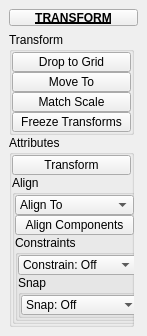
This is tentacle/ui/uiLevel_3/transform.ui in m3trik/tentacle as Qt 5 draws it before an edit. The edited form follows.
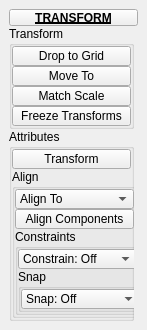
This is the edited form. Custom widgets are drawn as their Qt base class.

```diff
--- a/tentacle/ui/uiLevel_3/transform.ui
+++ b/tentacle/ui/uiLevel_3/transform.ui
@@ -46,6 +46,11 @@
    </property>
    <layout class="QVBoxLayout" name="verticalLayout_2">
     <item>
+     <layout class="QVBoxLayout" name="verticalLayout">
+      <property name="spacing">
+       <number>0</number>
+      </property>
+      <item>
      <widget class="PushButtonDraggable" name="draggable_header">
       <property name="minimumSize">
        <size>
@@ -75,11 +80,6 @@
      </widget>
     </item>
     <item>
-     <layout class="QVBoxLayout" name="verticalLayout">
-      <property name="spacing">
-       <number>0</number>
-      </property>
-      <item>
        <widget class="QGroupBox" name="Transform">
         <property name="minimumSize">
          <size>
@@ -239,7 +239,7 @@
           </widget>
          </item>
          <item>
-          <widget class="QPushButton" name="b002">
+          <widget class="PushButton" name="tb002">
            <property name="enabled">
             <bool>true</bool>
            </property>
@@ -651,16 +651,16 @@
   </widget>
  </widget>
  <customwidgets>
-  <customwidget>
-   <class>PushButtonDraggable</class>
-   <extends>QPushButton</extends>
-   <header>widgets.pushbuttondraggable.h</header>
-  </customwidget>
   <customwidget>
    <class>PushButton</class>
    <extends>QPushButton</extends>
    <header>widgets.pushbutton.h</header>
   </customwidget>
+  <customwidget>
+   <class>PushButtonDraggable</class>
+   <extends>QPushButton</extends>
+   <header>widgets.pushbuttondraggable.h</header>
+  </customwidget>
   <customwidget>
    <class>ComboBox</class>
    <extends>QComboBox</extends>
```
Lines whose indentation alone changed are shown as unchanged.
